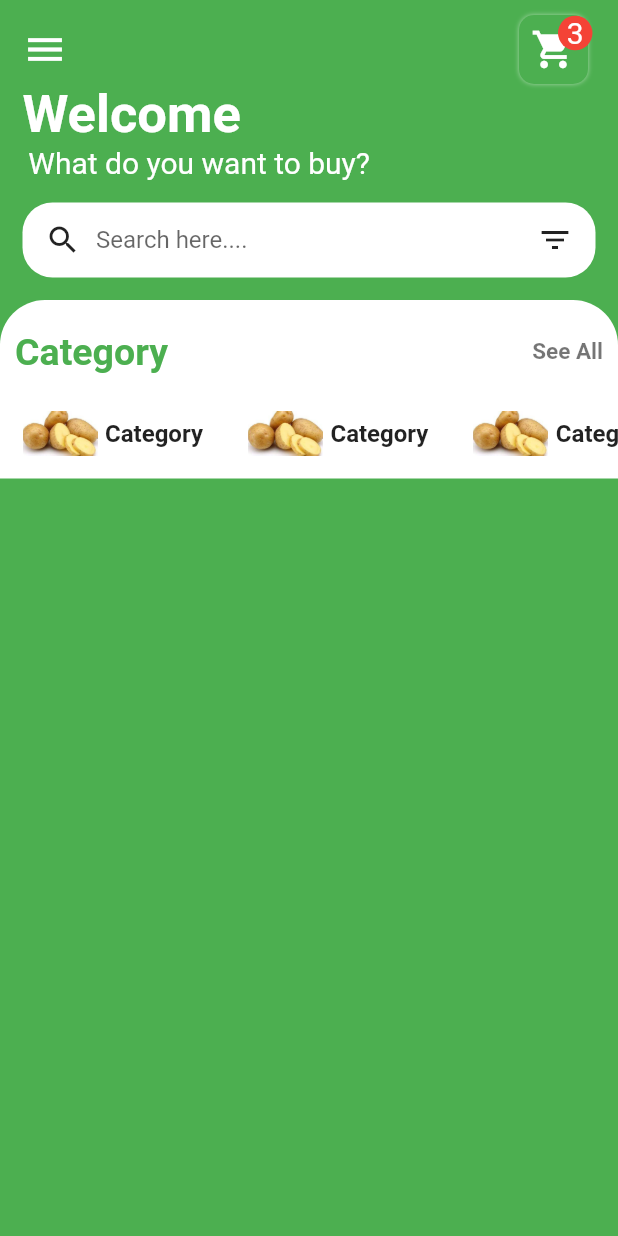
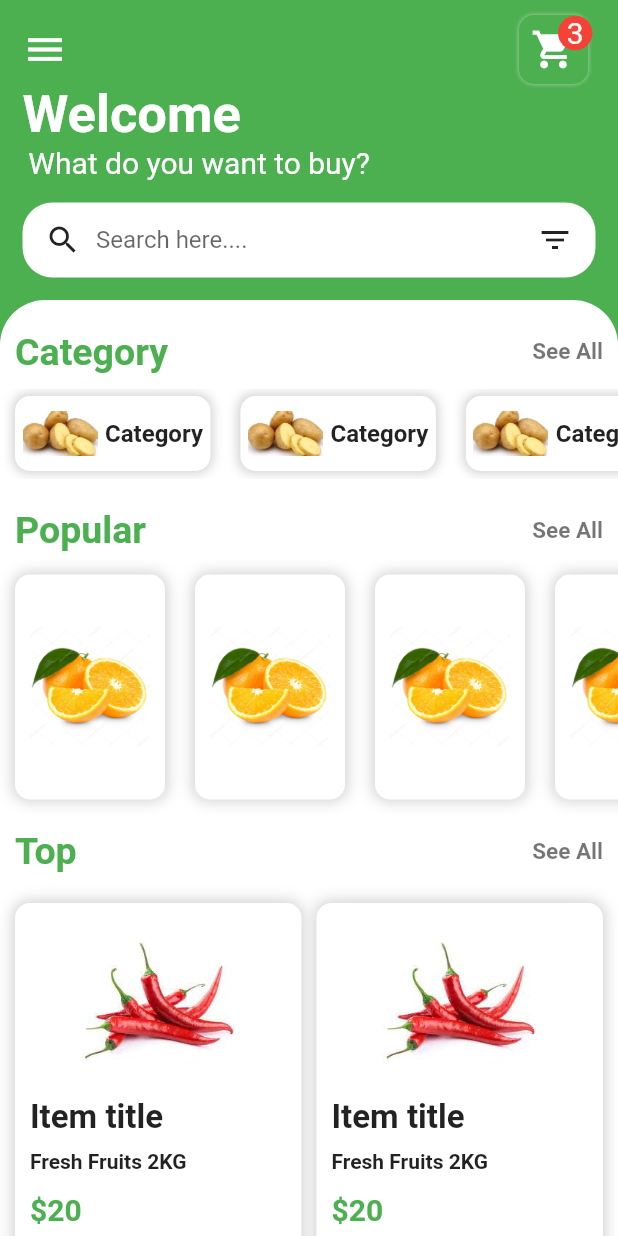
Before and after one commit to umangghoghari24/Grocery, a Flutter app: the Homepage screen opened by its route, on a phone screen of 412 x 824 dp. Run offline on Flutter 3.47's test engine with Material 2 defaults, Android fonts, the phone set to English and light mode, and no system bars.

Commit message:
Grocery_App

```diff
--- a/lib/CategoriesWidget.dart
+++ b/lib/CategoriesWidget.dart
@@ -36,7 +36,15 @@ class CategoriesWidget extends StatelessWidget {
                 margin: EdgeInsets.symmetric(horizontal: 10,vertical: 5),
                 height: 50,
                 decoration: BoxDecoration(
-                  color: Colors.white
+                  borderRadius: BorderRadius.circular(10),
+                  color: Colors.white,
+                  boxShadow: [
+                    BoxShadow(
+                      color: Colors.grey.withOpacity(0.5),
+                      spreadRadius: 1,
+                      blurRadius: 6
+                    )
+                  ]
                 ),
                 child: Row(
                   children: [
--- a/lib/Homepage.dart
+++ b/lib/Homepage.dart
@@ -1,6 +1,8 @@
 import 'package:flutter/foundation.dart';
 import 'package:flutter/material.dart';
 import 'package:grocery/CategoriesWidget.dart';
+import 'package:grocery/ItemsWidget.dart';
+import 'package:grocery/PopularItemWidget.dart';
 // import 'package:badges/badges.dart';
 
 class Homepage extends StatelessWidget {
@@ -118,6 +120,8 @@ class Homepage extends StatelessWidget {
                       crossAxisAlignment: CrossAxisAlignment.start,
                       children: [
                         CategoriesWidget(),
+                         PopularItemWidget(),
+                        ItemsWidget(),
                       ],
                     ),
                   )
--- /dev/null
+++ b/lib/ItemsWidget.dart
@@ -0,0 +1,97 @@
+import 'package:flutter/material.dart';
+class ItemsWidget extends StatelessWidget {
+  const ItemsWidget({Key? key}) : super(key: key);
+
+  @override
+  Widget build(BuildContext context) {
+    return Column(
+      children: [
+        Padding(padding: EdgeInsets.only(left: 10,right: 10,top: 10),
+        child: Row(
+          mainAxisAlignment: MainAxisAlignment.spaceBetween,
+          children: [
+            Text('Top',style: TextStyle(
+                fontWeight: FontWeight.bold,
+                fontSize: 25,
+                color: Colors.green
+            ),),
+            Text('See All',style: TextStyle(
+                fontSize: 15,
+                fontWeight: FontWeight.bold,
+                color: Colors.black54
+            ),)
+          ],
+        ),
+        ),
+        GridView.count(
+          padding: EdgeInsets.symmetric(vertical: 20,horizontal: 10),
+          physics: NeverScrollableScrollPhysics(),
+          crossAxisCount: 2,
+        mainAxisSpacing: 10,
+        crossAxisSpacing: 10,
+        childAspectRatio: 0.8,
+        shrinkWrap: true,
+        children: [
+          for (int i = 1; i < 8; i++)
+          Container(
+            padding: EdgeInsets.symmetric(horizontal: 10),
+            decoration: BoxDecoration(
+              color: Colors.white,
+              borderRadius: BorderRadius.circular(10),
+              boxShadow: [
+                BoxShadow(
+                  color: Colors.grey.withOpacity(0.5),
+                  spreadRadius: 1,
+                  blurRadius: 8
+                )
+              ]
+            ),
+            child: Column(
+              children: [
+                InkWell(
+                  onTap: () {},
+                  child: Container(
+                    margin: EdgeInsets.all(10),
+                    child: Image.asset('assetimage/3mirchi.jpg',
+                    height: 110,width: 110,),
+                  ),
+                ),
+                Padding(padding: EdgeInsets.only(bottom: 8),
+                child: Container(
+                  alignment: Alignment.centerLeft,
+                  child: Text('Item title',style: TextStyle(
+                    fontSize: 22,
+                    fontWeight: FontWeight.bold,
+                    color: Colors.black87
+                  ),),
+                ),
+                ),
+                Padding(padding: EdgeInsets.only(bottom: 8),
+                  child: Container(
+                    alignment: Alignment.centerLeft,
+                    child: Text('Fresh Fruits 2KG',style: TextStyle(
+                        fontSize: 14,
+                        fontWeight: FontWeight.bold,
+                        color: Colors.black87
+                    ),),
+                  ),
+                ),
+                Padding(padding: EdgeInsets.symmetric(vertical: 5),
+                child: Row(
+                  children: [
+                    Text('\$20',style: TextStyle(
+                      fontWeight: FontWeight.bold,
+                      fontSize: 20,
+                      color: Colors.green
+                    ),)
+                  ],
+                ),)
+              ],
+            ),
+          )
+        ],
+        )
+      ],
+    );
+  }
+}
--- /dev/null
+++ b/lib/PopularItemWidget.dart
@@ -0,0 +1,54 @@
+import 'package:flutter/material.dart';
+class PopularItemWidget extends StatelessWidget {
+  const PopularItemWidget({Key? key}) : super(key: key);
+
+  @override
+  Widget build(BuildContext context) {
+    return Column(
+      children: [
+        Padding(padding: EdgeInsets.only(left: 10,right: 10,top: 20,bottom: 5),
+        child: Row(
+          mainAxisAlignment: MainAxisAlignment.spaceBetween,
+          children: [
+            Text('Popular',style: TextStyle(
+                fontWeight: FontWeight.bold,
+                fontSize: 25,
+                color: Colors.green
+            ),),
+            Text('See All',style: TextStyle(
+                fontSize: 15,
+                fontWeight: FontWeight.bold,
+                color: Colors.black54
+            ),)
+          ],
+        ),
+        ),
+        SingleChildScrollView(
+          scrollDirection: Axis.horizontal,
+          child: Row(
+            children: [
+              for (int i = 1; i< 8; i++)
+              Container(
+                 margin: EdgeInsets.all(10),
+                 padding: EdgeInsets.all(10),
+                width: 100,height: 150,
+                decoration: BoxDecoration(
+                  color: Colors.white,
+                  borderRadius: BorderRadius.circular(10),
+                  boxShadow: [
+                    BoxShadow(
+                      color: Colors.grey.withOpacity(0.5),
+                      spreadRadius: 1,
+                      blurRadius: 8
+                    )
+                  ]
+                ),
+                child: Image.asset('assetimage/4oranges.jpg'),
+              )
+            ],
+          ),
+        )
+      ],
+    );
+  }
+}
```
Also changed, not shown: assetimage/1cake.jpg (renamed from assetimage/cake.jpg), assetimage/2kobi.jpg (renamed from assetimage/kobi.jpg), assetimage/3mirchi.jpg (renamed from assetimage/mirchi.jpg), assetimage/4oranges.jpg (renamed from assetimage/oranges.jpg), assetimage/5pyaj.jpg (renamed from assetimage/pyaj.jpg), assetimage/6Strawberry.jpg (renamed from assetimage/Strawberry.jpg), assetimage/7tometo.jpg (renamed from assetimage/tometo.jpg).
